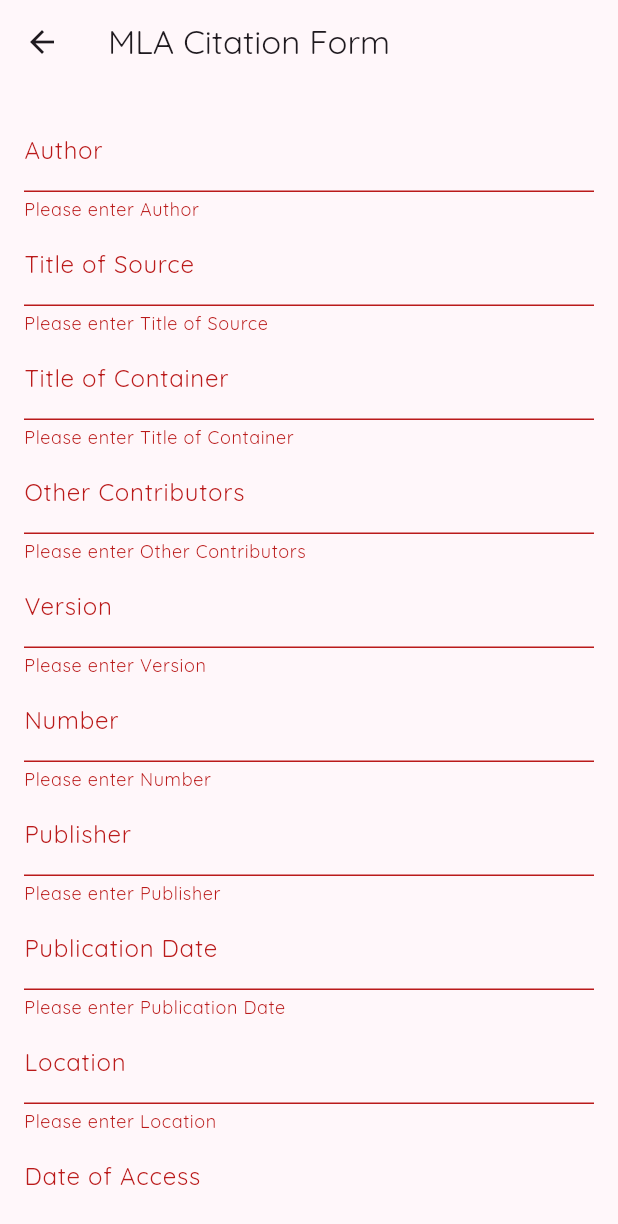
After one commit to Hayley-Smith/debate_dais_prod, a Flutter app: the CiteSourcePage screen opened by its route, after a tap on "Create Citation", on a phone screen of 412 x 824 dp. The commit adds this screen. Shown: the top 1224 px of the screen. Run offline on Flutter 3.47's test engine with Material 3 defaults, Android fonts, the phone set to English and light mode, and no system bars; our stand-ins replace google_fonts.

Commit message:
added MLA source feature

```diff
--- /dev/null
+++ b/lib/UI/cite_mla_source.dart
@@ -0,0 +1,107 @@
+
+import 'package:flutter/material.dart';
+
+import '../domain/mla_source.dart';
+
+class CiteSourcePage extends StatefulWidget {
+  const CiteSourcePage({super.key});
+
+  @override
+  State<CiteSourcePage> createState() => _CiteSourcePageState();
+}
+
+class _CiteSourcePageState extends State<CiteSourcePage> {
+  final _formKey = GlobalKey<FormState>();
+  TextEditingController authorController = TextEditingController();
+  TextEditingController titleOfSourceController = TextEditingController();
+  TextEditingController titleOfContainerController = TextEditingController();
+  TextEditingController otherContributorsController = TextEditingController();
+  TextEditingController versionController = TextEditingController();
+  TextEditingController numberController = TextEditingController();
+  TextEditingController publisherController = TextEditingController();
+  TextEditingController publicationDateController = TextEditingController();
+  TextEditingController locationController = TextEditingController();
+  TextEditingController dateOfAccessController = TextEditingController();
+
+  @override
+  Widget build(BuildContext context) {
+
+
+
+
+    return Scaffold(
+      appBar: AppBar(
+        title: const Text('MLA Citation Form'),
+      ),
+      body: Center(
+        child: Padding(
+          padding: const EdgeInsets.all(16.0),
+          child: Form(
+            key: _formKey,
+            child: ListView(
+              children: [
+                _buildTextField('Author', authorController),
+                _buildTextField('Title of Source', titleOfSourceController),
+                _buildTextField('Title of Container', titleOfContainerController),
+                _buildTextField('Other Contributors', otherContributorsController),
+                _buildTextField('Version', versionController),
+                _buildTextField('Number', numberController),
+                _buildTextField('Publisher', publisherController),
+                _buildTextField('Publication Date', publicationDateController),
+                _buildTextField('Location', locationController),
+                _buildTextField('Date of Access', dateOfAccessController),
+                const SizedBox(height: 20),
+                ElevatedButton(
+                  onPressed: () {
+                    if (_formKey.currentState!.validate()) {
+                      _createMLASource();
+                    }
+                  },
+                  child: const Text('Create Citation'),
+                ),
+              ],
+            ),
+          ),
+        ),
+      )
+    );
+  }
+
+
+
+  Widget _buildTextField(String labelText, TextEditingController controller) {
+    return TextFormField(
+      controller: controller,
+      decoration: InputDecoration(
+        labelText: labelText,
+      ),
+      validator: (value) {
+        if (value == null || value.isEmpty) {
+          return 'Please enter $labelText';
+        }
+        return null;
+      },
+    );
+  }
+
+  void _createMLASource() {
+    // ignore: unused_local_variable
+    MLASource mlaSource = MLASource(
+      author: authorController.text,
+      titleOfSource: titleOfSourceController.text,
+      titleOfContainer: titleOfContainerController.text,
+      otherContributors: otherContributorsController.text,
+      version: versionController.text,
+      number: numberController.text,
+      publisher: publisherController.text,
+      publicationDate: publicationDateController.text,
+      location: locationController.text,
+      dateOfAccess: dateOfAccessController.text, mlaSourceId: DateTime.now().toString(),
+    );
+
+
+
+    // You can also reset the form if needed
+    _formKey.currentState?.reset();
+  }
+}
--- a/lib/UI/start_debate.dart
+++ b/lib/UI/start_debate.dart
@@ -60,6 +60,9 @@
                 padding: const EdgeInsets.all(8.0),
                 child: SizedBox(
                   width: MediaQuery.of(context).size.width * 0.4,
+                  child: InkWell(onTap: () {
+
+                  },
                     child: const Card(
                       child: Padding(
                         padding: EdgeInsets.all(8.0),
@@ -68,6 +71,7 @@
                             "Create Public Debate: Make your debate topic public and open to anyone! ",
                             softWrap: true,
                             maxLines: 4,
+                          ),
                         ),
                       ),
                     ),
--- /dev/null
+++ b/lib/domain/mla_source.dart
@@ -0,0 +1,27 @@
+class MLASource {
+  final String mlaSourceId;
+  final String author;
+  final String titleOfSource;
+  final String titleOfContainer;
+  final String otherContributors;
+  final String version;
+  final String number;
+  final String publisher;
+  final String publicationDate;
+  final String location;
+  final String dateOfAccess;
+
+  MLASource({
+    required this.mlaSourceId,
+    required this.author,
+    required this.titleOfSource,
+    required this.titleOfContainer,
+    required this.otherContributors,
+    required this.version,
+    required this.number,
+    required this.publisher,
+    required this.publicationDate,
+    required this.location,
+    required this.dateOfAccess,
+  });
+}
--- a/lib/main.dart
+++ b/lib/main.dart
@@ -1,9 +1,11 @@
 import 'dart:ui';
 
 import 'package:flutter/material.dart';
+import 'package:myapp/UI/cite_mla_source.dart';
 import 'package:myapp/core/themes.dart';
 import 'package:myapp/UI/join_debate.dart';
 import 'package:myapp/UI/start_debate.dart';
+import 'package:myapp/domain/mla_source.dart';
 
 import 'UI/homepage.dart';
 import 'domain/debate.dart';
@@ -40,6 +42,19 @@
         user1: '',
         user2: '',
         );
+    MLASource mlaSample = MLASource(
+  mlaSourceId: "MLA-1",
+  author: "John Doe",
+  titleOfSource: "The Importance of Being Earnest",
+  titleOfContainer: "The Complete Works of Oscar Wilde",
+  otherContributors: "Oscar Wilde",
+  version: "1",
+  number: "1",
+  publisher: "Penguin Classics",
+  publicationDate: "1994",
+  location: "New York, NY",
+  dateOfAccess: "2023-03-08",
+);
 
     return MaterialApp(
       initialRoute: "/",
@@ -47,6 +62,7 @@
         '/home': (context) => const MyHomePage(title: 'Debate Dais'),
         '/start': (context) => const StartDebate(),
         '/join': (context) => JoinDebatePage(debate: sampleDebate),
+        '/cite_mla': (context) => const CiteSourcePage(),
       },
       debugShowCheckedModeBanner: false,
       scrollBehavior: const MaterialScrollBehavior().copyWith(
```
Lines whose indentation alone changed are shown as unchanged.
